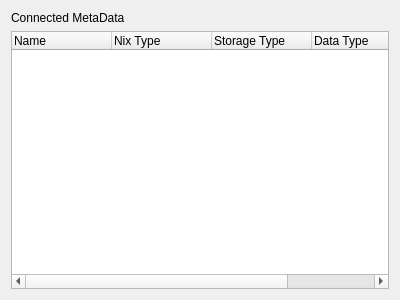
This is InfoWidget/MetaDataPanel.ui in bendalab/NixView as Qt 5 draws it before an edit. The edited form follows.
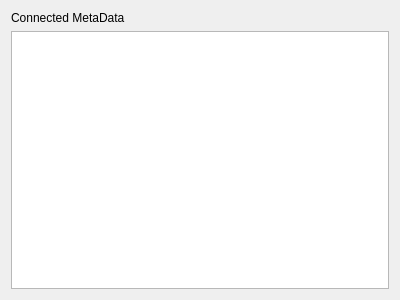
This is the edited form.

Commit message: changed tree widget to tree view, added proxy_model

```diff
--- a/InfoWidget/MetaDataPanel.ui
+++ b/InfoWidget/MetaDataPanel.ui
@@ -28,38 +28,13 @@
     </widget>
    </item>
    <item>
-    <widget class="QTreeWidget" name="treeWidget">
+    <widget class="QTreeView" name="treeView">
      <property name="sortingEnabled">
       <bool>false</bool>
      </property>
      <property name="animated">
       <bool>true</bool>
      </property>
-     <column>
-      <property name="text">
-       <string>Name</string>
-      </property>
-     </column>
-     <column>
-      <property name="text">
-       <string>Nix Type</string>
-      </property>
-     </column>
-     <column>
-      <property name="text">
-       <string>Storage Type</string>
-      </property>
-     </column>
-     <column>
-      <property name="text">
-       <string>Data Type</string>
-      </property>
-     </column>
-     <column>
-      <property name="text">
-       <string>Value, Uncertanty</string>
-      </property>
-     </column>
     </widget>
    </item>
   </layout>
```
The commit also changes 2 other files.
